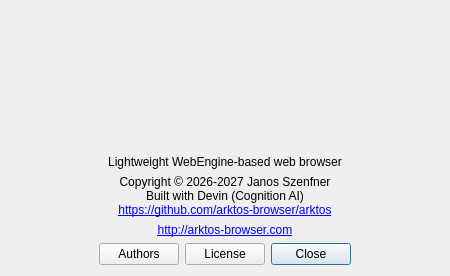
Old version of the form src/aboutdialog.ui in the repository IT-Space-2026/arktos.
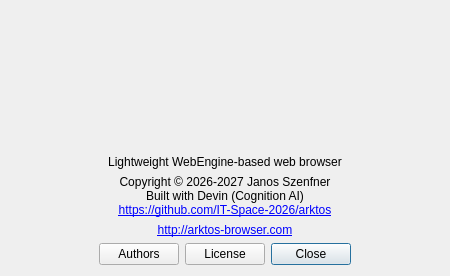
New version of the form.

Commit message:
repo: canonical URL -> github.com/IT-Space-2026/arktos
Same sweep as de3c152b after the transfer: update-checker release
endpoint, About-dialog link (+ locale .ts copies), AUTHORS, README,
man page, debian copyright, rpm spec, flatpak metainfo, tst_dialogs
assertion. Website domain arktos-browser.com unchanged.

Generated with [Devin](https://devin.ai)

The edit to the form file:
```diff
--- a/src/aboutdialog.ui
+++ b/src/aboutdialog.ui
@@ -139,7 +139,7 @@
 &lt;/style&gt;&lt;/head&gt;&lt;body style=&quot;font-size:9pt;&quot;&gt;
 &lt;p style=&quot; margin-top:0px; margin-bottom:0px; margin-left:0px; margin-right:0px; -qt-block-indent:0; text-indent:0px;&quot;&gt;Copyright © 2026-2027 Janos Szenfner&lt;/p&gt;
 &lt;p style=&quot; margin-top:0px; margin-bottom:0px; margin-left:0px; margin-right:0px; -qt-block-indent:0; text-indent:0px;&quot;&gt;Built with Devin (Cognition AI)&lt;/p&gt;
-&lt;p style=&quot; margin-top:0px; margin-bottom:0px; margin-left:0px; margin-right:0px; -qt-block-indent:0; text-indent:0px;&quot;&gt;&lt;a href=&quot;https://github.com/arktos-browser/arktos&quot;&gt;&lt;span style=&quot; text-decoration: underline;&quot;&gt;https://github.com/arktos-browser/arktos&lt;/span&gt;&lt;/a&gt;&lt;/p&gt;&lt;/body&gt;&lt;/html&gt;</string>
+&lt;p style=&quot; margin-top:0px; margin-bottom:0px; margin-left:0px; margin-right:0px; -qt-block-indent:0; text-indent:0px;&quot;&gt;&lt;a href=&quot;https://github.com/IT-Space-2026/arktos&quot;&gt;&lt;span style=&quot; text-decoration: underline;&quot;&gt;https://github.com/IT-Space-2026/arktos&lt;/span&gt;&lt;/a&gt;&lt;/p&gt;&lt;/body&gt;&lt;/html&gt;</string>
      </property>
      <property name="alignment">
       <set>Qt::AlignCenter</set>
```
The commit also changes 30 other files.
